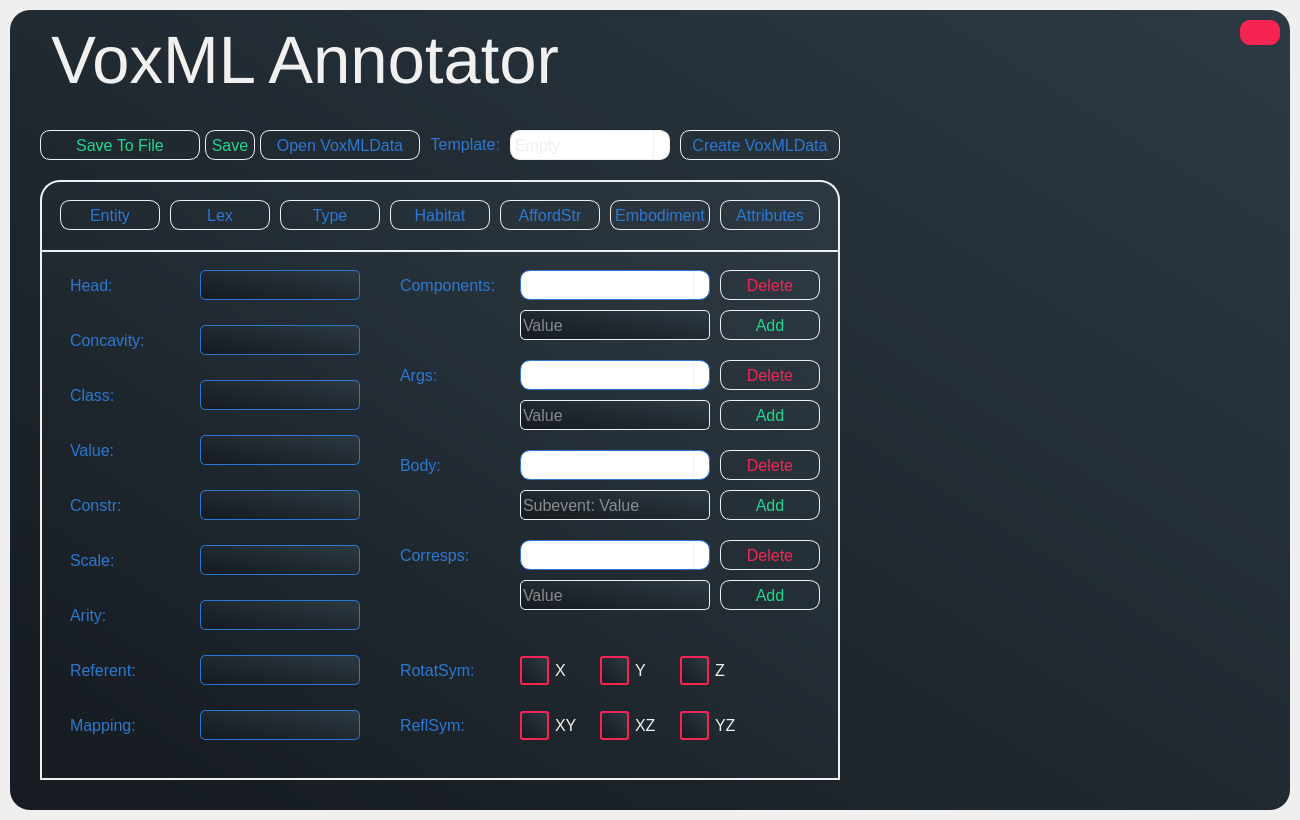
Above: voxml-framework/Scenes/UI/MainVoxMLWindow.ui from lukasgeis/text2scene before the change. Below: the same form after it.
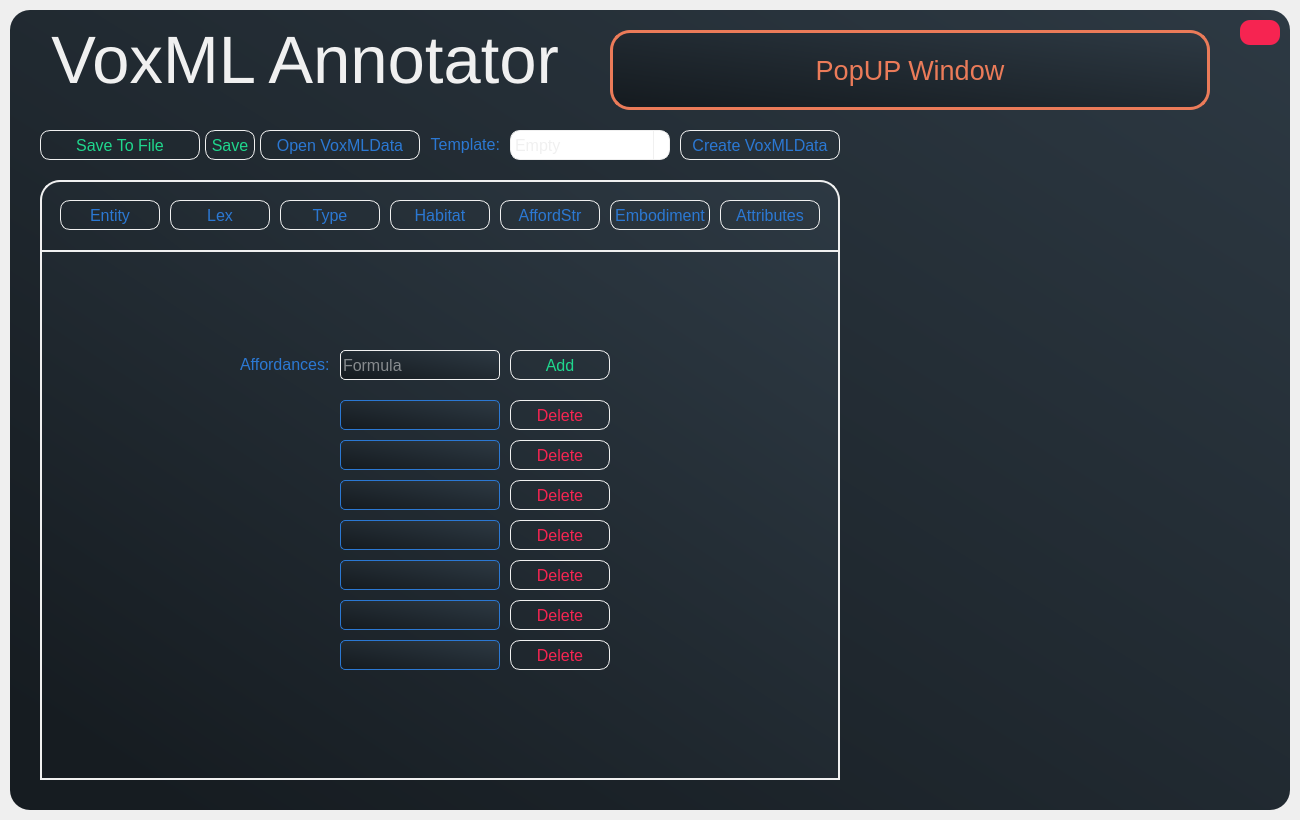
That is the form after the change.

Commit message: lists view, popup messages

```diff
--- a/voxml-framework/Scenes/UI/MainVoxMLWindow.ui
+++ b/voxml-framework/Scenes/UI/MainVoxMLWindow.ui
@@ -864,8 +864,8 @@
       <widget class="QLabel" name="attributesLabel">
        <property name="geometry">
         <rect>
-         <x>250</x>
-         <y>225</y>
+         <x>200</x>
+         <y>100</y>
          <width>120</width>
          <height>30</height>
         </rect>
@@ -880,84 +880,11 @@
         <string>Attrs:</string>
        </property>
       </widget>
-      <widget class="QComboBox" name="attributesAttrs">
+      <widget class="QPushButton" name="attrsDel0">
        <property name="geometry">
         <rect>
-         <x>370</x>
-         <y>225</y>
-         <width>160</width>
-         <height>30</height>
-        </rect>
-       </property>
-       <property name="font">
-        <font>
-         <family>Segoe UI</family>
-         <pointsize>12</pointsize>
-        </font>
-       </property>
-       <property name="styleSheet">
-        <string notr="true">QComboBox {
-    border: 1px solid #2b78d3;
-    border-radius: 10px;
-	color: #f0f0f0;
-}
-
-QComboBox::hover {
-	border: 2px solid #2b78d3;
-}
-
-QComboBox:editable {
-    background: #f0f0f0;
-}
-
-QComboBox:!editable, QComboBox::drop-down:editable {
-     background: qlineargradient(x1: 0, y1: 0, x2: 0, y2: 1,
-                                 stop: 0 #161c21, stop: 1.0 #2d3943);
-}
-
-QComboBox:!editable:on, QComboBox::drop-down:editable:on {
-    background:  qlineargradient(x1: 0, y1: 0, x2: 0, y2: 1,
-                                 stop: 0 #161c21, stop: 1.0 #2d3943);
-}
-
-QComboBox:on { 
-    padding-top: 3px;
-    padding-left: 4px;
-}
-
-QComboBox::drop-down {
-    subcontrol-origin: padding;
-    subcontrol-position: top right;
-    width: 15px;
-
-    border-left-width: 1px;
-    border-left-color: #f0f0f0;
-    border-left-style: solid;
-    border-top-right-radius: 3px;
-    border-bottom-right-radius: 3px;
-}
-
-QComboBox::down-arrow:on { 
-    top: 1px;
-    left: 1px;
-}
-</string>
-       </property>
-       <property name="currentText">
-        <string/>
-       </property>
-       <property name="currentIndex">
-        <number>-1</number>
-       </property>
-       <property name="placeholderText">
-        <string/>
-       </property>
-      </widget>
-      <widget class="QPushButton" name="attributesAttrsDelete">
-       <property name="geometry">
-        <rect>
-         <x>540</x>
-         <y>225</y>
+         <x>470</x>
+         <y>150</y>
          <width>100</width>
          <height>30</height>
         </rect>
@@ -993,8 +920,8 @@
       <widget class="QPushButton" name="attributesAttrsAdd">
        <property name="geometry">
         <rect>
-         <x>540</x>
-         <y>265</y>
+         <x>470</x>
+         <y>100</y>
          <width>100</width>
          <height>30</height>
         </rect>
@@ -1030,8 +957,8 @@
       <widget class="QLineEdit" name="attributesAttrsNewItem">
        <property name="geometry">
         <rect>
-         <x>370</x>
-         <y>265</y>
+         <x>300</x>
+         <y>100</y>
          <width>160</width>
          <height>30</height>
         </rect>
@@ -1051,6 +978,382 @@
         <string>Value</string>
        </property>
       </widget>
+      <widget class="QLineEdit" name="attrsVal0">
+       <property name="geometry">
+        <rect>
+         <x>300</x>
+         <y>150</y>
+         <width>160</width>
+         <height>30</height>
+        </rect>
+       </property>
+       <property name="font">
+        <font>
+         <family>Segoe UI</family>
+         <pointsize>12</pointsize>
+        </font>
+       </property>
+       <property name="styleSheet">
+        <string notr="true"/>
+       </property>
+       <property name="placeholderText">
+        <string/>
+       </property>
+      </widget>
+      <widget class="QPushButton" name="attrsDel1">
+       <property name="geometry">
+        <rect>
+         <x>470</x>
+         <y>190</y>
+         <width>100</width>
+         <height>30</height>
+        </rect>
+       </property>
+       <property name="font">
+        <font>
+         <family>Segoe UI</family>
+         <pointsize>12</pointsize>
+         <weight>50</weight>
+         <italic>false</italic>
+         <bold>false</bold>
+         <underline>false</underline>
+         <strikeout>false</strikeout>
+        </font>
+       </property>
+       <property name="styleSheet">
+        <string notr="true">QPushButton {
+	background-color:  qlineargradient(x1: 0, y1: 0, x2: 0, y2: 1,
+                                 stop: 0 #161c21, stop: 1.0 #2d3943);
+	border-radius: 10px;
+	border: 1px solid #f0f0f0;
+	color: #f62451;
+}
+
+QPushButton::hover {
+	border: 2px solid #f62451;
+}</string>
+       </property>
+       <property name="text">
+        <string>Delete</string>
+       </property>
+      </widget>
+      <widget class="QLineEdit" name="attrsVal1">
+       <property name="geometry">
+        <rect>
+         <x>300</x>
+         <y>190</y>
+         <width>160</width>
+         <height>30</height>
+        </rect>
+       </property>
+       <property name="font">
+        <font>
+         <family>Segoe UI</family>
+         <pointsize>12</pointsize>
+        </font>
+       </property>
+       <property name="styleSheet">
+        <string notr="true"/>
+       </property>
+       <property name="placeholderText">
+        <string/>
+       </property>
+      </widget>
+      <widget class="QPushButton" name="attrsDel2">
+       <property name="geometry">
+        <rect>
+         <x>470</x>
+         <y>230</y>
+         <width>100</width>
+         <height>30</height>
+        </rect>
+       </property>
+       <property name="font">
+        <font>
+         <family>Segoe UI</family>
+         <pointsize>12</pointsize>
+         <weight>50</weight>
+         <italic>false</italic>
+         <bold>false</bold>
+         <underline>false</underline>
+         <strikeout>false</strikeout>
+        </font>
+       </property>
+       <property name="styleSheet">
+        <string notr="true">QPushButton {
+	background-color:  qlineargradient(x1: 0, y1: 0, x2: 0, y2: 1,
+                                 stop: 0 #161c21, stop: 1.0 #2d3943);
+	border-radius: 10px;
+	border: 1px solid #f0f0f0;
+	color: #f62451;
+}
+
+QPushButton::hover {
+	border: 2px solid #f62451;
+}</string>
+       </property>
+       <property name="text">
+        <string>Delete</string>
+       </property>
+      </widget>
+      <widget class="QLineEdit" name="attrsVal2">
+       <property name="geometry">
+        <rect>
+         <x>300</x>
+         <y>230</y>
+         <width>160</width>
+         <height>30</height>
+        </rect>
+       </property>
+       <property name="font">
+        <font>
+         <family>Segoe UI</family>
+         <pointsize>12</pointsize>
+        </font>
+       </property>
+       <property name="styleSheet">
+        <string notr="true"/>
+       </property>
+       <property name="placeholderText">
+        <string/>
+       </property>
+      </widget>
+      <widget class="QPushButton" name="attrsDel3">
+       <property name="geometry">
+        <rect>
+         <x>470</x>
+         <y>270</y>
+         <width>100</width>
+         <height>30</height>
+        </rect>
+       </property>
+       <property name="font">
+        <font>
+         <family>Segoe UI</family>
+         <pointsize>12</pointsize>
+         <weight>50</weight>
+         <italic>false</italic>
+         <bold>false</bold>
+         <underline>false</underline>
+         <strikeout>false</strikeout>
+        </font>
+       </property>
+       <property name="styleSheet">
+        <string notr="true">QPushButton {
+	background-color:  qlineargradient(x1: 0, y1: 0, x2: 0, y2: 1,
+                                 stop: 0 #161c21, stop: 1.0 #2d3943);
+	border-radius: 10px;
+	border: 1px solid #f0f0f0;
+	color: #f62451;
+}
+
+QPushButton::hover {
+	border: 2px solid #f62451;
+}</string>
+       </property>
+       <property name="text">
+        <string>Delete</string>
+       </property>
+      </widget>
+      <widget class="QLineEdit" name="attrsVal3">
+       <property name="geometry">
+        <rect>
+         <x>300</x>
+         <y>270</y>
+         <width>160</width>
+         <height>30</height>
+        </rect>
+       </property>
+       <property name="font">
+        <font>
+         <family>Segoe UI</family>
+         <pointsize>12</pointsize>
+        </font>
+       </property>
+       <property name="styleSheet">
+        <string notr="true"/>
+       </property>
+       <property name="placeholderText">
+        <string/>
+       </property>
+      </widget>
+      <widget class="QPushButton" name="attrsDel4">
+       <property name="geometry">
+        <rect>
+         <x>470</x>
+         <y>310</y>
+         <width>100</width>
+         <height>30</height>
+        </rect>
+       </property>
+       <property name="font">
+        <font>
+         <family>Segoe UI</family>
+         <pointsize>12</pointsize>
+         <weight>50</weight>
+         <italic>false</italic>
+         <bold>false</bold>
+         <underline>false</underline>
+         <strikeout>false</strikeout>
+        </font>
+       </property>
+       <property name="styleSheet">
+        <string notr="true">QPushButton {
+	background-color:  qlineargradient(x1: 0, y1: 0, x2: 0, y2: 1,
+                                 stop: 0 #161c21, stop: 1.0 #2d3943);
+	border-radius: 10px;
+	border: 1px solid #f0f0f0;
+	color: #f62451;
+}
+
+QPushButton::hover {
+	border: 2px solid #f62451;
+}</string>
+       </property>
+       <property name="text">
+        <string>Delete</string>
+       </property>
+      </widget>
+      <widget class="QLineEdit" name="attrsVal4">
+       <property name="geometry">
+        <rect>
+         <x>300</x>
+         <y>310</y>
+         <width>160</width>
+         <height>30</height>
+        </rect>
+       </property>
+       <property name="font">
+        <font>
+         <family>Segoe UI</family>
+         <pointsize>12</pointsize>
+        </font>
+       </property>
+       <property name="styleSheet">
+        <string notr="true"/>
+       </property>
+       <property name="placeholderText">
+        <string/>
+       </property>
+      </widget>
+      <widget class="QPushButton" name="attrsDel6">
+       <property name="geometry">
+        <rect>
+         <x>470</x>
+         <y>390</y>
+         <width>100</width>
+         <height>30</height>
+        </rect>
+       </property>
+       <property name="font">
+        <font>
+         <family>Segoe UI</family>
+         <pointsize>12</pointsize>
+         <weight>50</weight>
+         <italic>false</italic>
+         <bold>false</bold>
+         <underline>false</underline>
+         <strikeout>false</strikeout>
+        </font>
+       </property>
+       <property name="styleSheet">
+        <string notr="true">QPushButton {
+	background-color:  qlineargradient(x1: 0, y1: 0, x2: 0, y2: 1,
+                                 stop: 0 #161c21, stop: 1.0 #2d3943);
+	border-radius: 10px;
+	border: 1px solid #f0f0f0;
+	color: #f62451;
+}
+
+QPushButton::hover {
+	border: 2px solid #f62451;
+}</string>
+       </property>
+       <property name="text">
+        <string>Delete</string>
+       </property>
+      </widget>
+      <widget class="QPushButton" name="attrsDel5">
+       <property name="geometry">
+        <rect>
+         <x>470</x>
+         <y>350</y>
+         <width>100</width>
+         <height>30</height>
+        </rect>
+       </property>
+       <property name="font">
+        <font>
+         <family>Segoe UI</family>
+         <pointsize>12</pointsize>
+         <weight>50</weight>
+         <italic>false</italic>
+         <bold>false</bold>
+         <underline>false</underline>
+         <strikeout>false</strikeout>
+        </font>
+       </property>
+       <property name="styleSheet">
+        <string notr="true">QPushButton {
+	background-color:  qlineargradient(x1: 0, y1: 0, x2: 0, y2: 1,
+                                 stop: 0 #161c21, stop: 1.0 #2d3943);
+	border-radius: 10px;
+	border: 1px solid #f0f0f0;
+	color: #f62451;
+}
+
+QPushButton::hover {
+	border: 2px solid #f62451;
+}</string>
+       </property>
+       <property name="text">
+        <string>Delete</string>
+       </property>
+      </widget>
+      <widget class="QLineEdit" name="attrsVal6">
+       <property name="geometry">
+        <rect>
+         <x>300</x>
+         <y>390</y>
+         <width>160</width>
+         <height>30</height>
+        </rect>
+       </property>
+       <property name="font">
+        <font>
+         <family>Segoe UI</family>
+         <pointsize>12</pointsize>
+        </font>
+       </property>
+       <property name="styleSheet">
+        <string notr="true"/>
+       </property>
+       <property name="placeholderText">
+        <string/>
+       </property>
+      </widget>
+      <widget class="QLineEdit" name="attrsVal5">
+       <property name="geometry">
+        <rect>
+         <x>300</x>
+         <y>350</y>
+         <width>160</width>
+         <height>30</height>
+        </rect>
+       </property>
+       <property name="font">
+        <font>
+         <family>Segoe UI</family>
+         <pointsize>12</pointsize>
+        </font>
+       </property>
+       <property name="styleSheet">
+        <string notr="true"/>
+       </property>
+       <property name="placeholderText">
+        <string/>
+       </property>
+      </widget>
      </widget>
      <widget class="QFrame" name="affordStrFrame">
       <property name="enabled">
@@ -1103,8 +1406,8 @@
       <widget class="QLabel" name="affordancesLabel">
        <property name="geometry">
         <rect>
-         <x>250</x>
-         <y>225</y>
+         <x>200</x>
+         <y>100</y>
          <width>120</width>
          <height>30</height>
         </rect>
@@ -1119,87 +1422,11 @@
         <string>&lt;html&gt;&lt;head/&gt;&lt;body&gt;&lt;p&gt;Affordances:&lt;/p&gt;&lt;/body&gt;&lt;/html&gt;</string>
        </property>
       </widget>
-      <widget class="QComboBox" name="affordStrAffordances">
+      <widget class="QPushButton" name="afforDel0">
        <property name="geometry">
         <rect>
-         <x>370</x>
-         <y>225</y>
-         <width>160</width>
-         <height>30</height>
-        </rect>
-       </property>
-       <property name="font">
-        <font>
-         <family>Segoe UI</family>
-         <pointsize>12</pointsize>
-        </font>
-       </property>
-       <property name="toolTip">
-        <string/>
-       </property>
-       <property name="styleSheet">
-        <string notr="true">QComboBox {
-    border: 1px solid #2b78d3;
-    border-radius: 10px;
-	color: #f0f0f0;
-}
-
-QComboBox::hover {
-	border: 2px solid #2b78d3;
-}
-
-QComboBox:editable {
-    background: #f0f0f0;
-}
-
-QComboBox:!editable, QComboBox::drop-down:editable {
-     background: qlineargradient(x1: 0, y1: 0, x2: 0, y2: 1,
-                                 stop: 0 #161c21, stop: 1.0 #2d3943);
-}
-
-QComboBox:!editable:on, QComboBox::drop-down:editable:on {
-    background:  qlineargradient(x1: 0, y1: 0, x2: 0, y2: 1,
-                                 stop: 0 #161c21, stop: 1.0 #2d3943);
-}
-
-QComboBox:on { 
-    padding-top: 3px;
-    padding-left: 4px;
-}
-
-QComboBox::drop-down {
-    subcontrol-origin: padding;
-    subcontrol-position: top right;
-    width: 15px;
-
-    border-left-width: 1px;
-    border-left-color: #f0f0f0;
-    border-left-style: solid;
-    border-top-right-radius: 3px;
-    border-bottom-right-radius: 3px;
-}
-
-QComboBox::down-arrow:on { 
-    top: 1px;
-    left: 1px;
-}
-</string>
-       </property>
-       <property name="currentText">
-        <string/>
-       </property>
-       <property name="currentIndex">
-        <number>-1</number>
-       </property>
-       <property name="placeholderText">
-        <string/>
-       </property>
-      </widget>
-      <widget class="QPushButton" name="affordStrAffordancesDelete">
-       <property name="geometry">
-        <rect>
-         <x>540</x>
-         <y>225</y>
+         <x>470</x>
+         <y>150</y>
          <width>100</width>
          <height>30</height>
         </rect>
@@ -1235,8 +1462,8 @@
       <widget class="QPushButton" name="affordStrAffordancesAdd">
        <property name="geometry">
         <rect>
-         <x>540</x>
-         <y>265</y>
+         <x>470</x>
+         <y>100</y>
          <width>100</width>
          <height>30</height>
         </rect>
@@ -1272,8 +1499,8 @@
       <widget class="QLineEdit" name="affordStrAffordancesNewItem">
        <property name="geometry">
         <rect>
-         <x>370</x>
-         <y>265</y>
+         <x>300</x>
+         <y>100</y>
          <width>160</width>
          <height>30</height>
         </rect>
@@ -1293,6 +1520,383 @@
         <string>Formula</string>
        </property>
       </widget>
+      <widget class="QLineEdit" name="afforVal0">
+       <property name="geometry">
+        <rect>
+         <x>300</x>
+         <y>150</y>
+         <width>160</width>
+         <height>30</height>
+        </rect>
+       </property>
+       <property name="font">
+        <font>
+         <family>Segoe UI</family>
+         <pointsize>12</pointsize>
+        </font>
+       </property>
+       <property name="styleSheet">
+        <string notr="true"/>
+       </property>
+       <property name="placeholderText">
+        <string/>
+       </property>
+      </widget>
+      <widget class="QLineEdit" name="afforVal1">
+       <property name="geometry">
+        <rect>
+         <x>300</x>
+         <y>190</y>
+         <width>160</width>
+         <height>30</height>
+        </rect>
+       </property>
+       <property name="font">
+        <font>
+         <family>Segoe UI</family>
+         <pointsize>12</pointsize>
+        </font>
+       </property>
+       <property name="styleSheet">
+        <string notr="true"/>
+       </property>
+       <property name="placeholderText">
+        <string/>
+       </property>
+      </widget>
+      <widget class="QPushButton" name="afforDel1">
+       <property name="geometry">
+        <rect>
+         <x>470</x>
+         <y>190</y>
+         <width>100</width>
+         <height>30</height>
+        </rect>
+       </property>
+       <property name="font">
+        <font>
+         <family>Segoe UI</family>
+         <pointsize>12</pointsize>
+         <weight>50</weight>
+         <italic>false</italic>
+         <bold>false</bold>
+         <underline>false</underline>
+         <strikeout>false</strikeout>
+        </font>
+       </property>
+       <property name="styleSheet">
+        <string notr="true">QPushButton {
+	background-color:  qlineargradient(x1: 0, y1: 0, x2: 0, y2: 1,
+                                 stop: 0 #161c21, stop: 1.0 #2d3943);
+	border-radius: 10px;
+	border: 1px solid #f0f0f0;
+	color: #f62451;
+}
+
+QPushButton::hover {
+	border: 2px solid #f62451;
+}</string>
+       </property>
+       <property name="text">
+        <string>Delete</string>
+       </property>
+      </widget>
+      <widget class="QLineEdit" name="afforVal2">
+       <property name="geometry">
+        <rect>
+         <x>300</x>
+         <y>230</y>
+         <width>160</width>
+         <height>30</height>
+        </rect>
+       </property>
+       <property name="font">
+        <font>
+         <family>Segoe UI</family>
+         <pointsize>12</pointsize>
+        </font>
+       </property>
+       <property name="styleSheet">
+        <string notr="true"/>
+       </property>
+       <property name="placeholderText">
+        <string/>
+       </property>
+      </widget>
+      <widget class="QPushButton" name="afforDel3">
+       <property name="geometry">
+        <rect>
+         <x>470</x>
+         <y>270</y>
+         <width>100</width>
+         <height>30</height>
+        </rect>
+       </property>
+       <property name="font">
+        <font>
+         <family>Segoe UI</family>
+         <pointsize>12</pointsize>
+         <weight>50</weight>
+         <italic>false</italic>
+         <bold>false</bold>
+         <underline>false</underline>
+         <strikeout>false</strikeout>
+        </font>
+       </property>
+       <property name="styleSheet">
+        <string notr="true">QPushButton {
+	background-color:  qlineargradient(x1: 0, y1: 0, x2: 0, y2: 1,
+                                 stop: 0 #161c21, stop: 1.0 #2d3943);
+	border-radius: 10px;
+	border: 1px solid #f0f0f0;
+	color: #f62451;
+}
+
+QPushButton::hover {
+	border: 2px solid #f62451;
+}</string>
+       </property>
+       <property name="text">
+        <string>Delete</string>
+       </property>
+      </widget>
+      <widget class="QPushButton" name="afforDel2">
+       <property name="geometry">
+        <rect>
+         <x>470</x>
+         <y>230</y>
+         <width>100</width>
+         <height>30</height>
+        </rect>
+       </property>
+       <property name="font">
+        <font>
+         <family>Segoe UI</family>
+         <pointsize>12</pointsize>
+         <weight>50</weight>
+         <italic>false</italic>
+         <bold>false</bold>
+         <underline>false</underline>
+         <strikeout>false</strikeout>
+        </font>
+       </property>
+       <property name="styleSheet">
+        <string notr="true">QPushButton {
+	background-color:  qlineargradient(x1: 0, y1: 0, x2: 0, y2: 1,
+                                 stop: 0 #161c21, stop: 1.0 #2d3943);
+	border-radius: 10px;
+	border: 1px solid #f0f0f0;
+	color: #f62451;
+}
+
+QPushButton::hover {
+	border: 2px solid #f62451;
+}</string>
+       </property>
+       <property name="text">
+        <string>Delete</string>
+       </property>
+      </widget>
+      <widget class="QLineEdit" name="afforVal3">
+       <property name="geometry">
+        <rect>
+         <x>300</x>
+         <y>270</y>
+         <width>160</width>
+         <height>30</height>
+        </rect>
+       </property>
+       <property name="font">
+        <font>
+         <family>Segoe UI</family>
+         <pointsize>12</pointsize>
+        </font>
+       </property>
+       <property name="styleSheet">
+        <string notr="true">
+</string>
+       </property>
+       <property name="placeholderText">
+        <string/>
+       </property>
+      </widget>
+      <widget class="QLineEdit" name="afforVal4">
+       <property name="geometry">
+        <rect>
+         <x>300</x>
+         <y>310</y>
+         <width>160</width>
+         <height>30</height>
+        </rect>
+       </property>
+       <property name="font">
+        <font>
+         <family>Segoe UI</family>
+         <pointsize>12</pointsize>
+        </font>
+       </property>
+       <property name="styleSheet">
+        <string notr="true"/>
+       </property>
+       <property name="placeholderText">
+        <string/>
+       </property>
+      </widget>
+      <widget class="QPushButton" name="afforDel5">
+       <property name="geometry">
+        <rect>
+         <x>470</x>
+         <y>350</y>
+         <width>100</width>
+         <height>30</height>
+        </rect>
+       </property>
+       <property name="font">
+        <font>
+         <family>Segoe UI</family>
+         <pointsize>12</pointsize>
+         <weight>50</weight>
+         <italic>false</italic>
+         <bold>false</bold>
+         <underline>false</underline>
+         <strikeout>false</strikeout>
+        </font>
+       </property>
+       <property name="styleSheet">
+        <string notr="true">QPushButton {
+	background-color:  qlineargradient(x1: 0, y1: 0, x2: 0, y2: 1,
+                                 stop: 0 #161c21, stop: 1.0 #2d3943);
+	border-radius: 10px;
+	border: 1px solid #f0f0f0;
+	color: #f62451;
+}
+
+QPushButton::hover {
+	border: 2px solid #f62451;
+}</string>
+       </property>
+       <property name="text">
+        <string>Delete</string>
+       </property>
+      </widget>
+      <widget class="QPushButton" name="afforDel4">
+       <property name="geometry">
+        <rect>
+         <x>470</x>
+         <y>310</y>
+         <width>100</width>
+         <height>30</height>
+        </rect>
+       </property>
+       <property name="font">
+        <font>
+         <family>Segoe UI</family>
+         <pointsize>12</pointsize>
+         <weight>50</weight>
+         <italic>false</italic>
+         <bold>false</bold>
+         <underline>false</underline>
+         <strikeout>false</strikeout>
+        </font>
+       </property>
+       <property name="styleSheet">
+        <string notr="true">QPushButton {
+	background-color:  qlineargradient(x1: 0, y1: 0, x2: 0, y2: 1,
+                                 stop: 0 #161c21, stop: 1.0 #2d3943);
+	border-radius: 10px;
+	border: 1px solid #f0f0f0;
+	color: #f62451;
+}
+
+QPushButton::hover {
+	border: 2px solid #f62451;
+}</string>
+       </property>
+       <property name="text">
+        <string>Delete</string>
+       </property>
+      </widget>
+      <widget class="QLineEdit" name="afforVal5">
+       <property name="geometry">
+        <rect>
+         <x>300</x>
+         <y>350</y>
+         <width>160</width>
+         <height>30</height>
+        </rect>
+       </property>
+       <property name="font">
+        <font>
+         <family>Segoe UI</family>
+         <pointsize>12</pointsize>
+        </font>
+       </property>
+       <property name="styleSheet">
+        <string notr="true"/>
+       </property>
+       <property name="placeholderText">
+        <string/>
+       </property>
+      </widget>
+      <widget class="QLineEdit" name="afforVal6">
+       <property name="geometry">
+        <rect>
+         <x>300</x>
+         <y>390</y>
+         <width>160</width>
+         <height>30</height>
+        </rect>
+       </property>
+       <property name="font">
+        <font>
+         <family>Segoe UI</family>
+         <pointsize>12</pointsize>
+        </font>
+       </property>
+       <property name="styleSheet">
+        <string notr="true"/>
+       </property>
+       <property name="placeholderText">
+        <string/>
+       </property>
+      </widget>
+      <widget class="QPushButton" name="afforDel6">
+       <property name="geometry">
+        <rect>
+         <x>470</x>
+         <y>390</y>
+         <width>100</width>
+         <height>30</height>
+        </rect>
+       </property>
+       <property name="font">
+        <font>
+         <family>Segoe UI</family>
+         <pointsize>12</pointsize>
+         <weight>50</weight>
+         <italic>false</italic>
+         <bold>false</bold>
+         <underline>false</underline>
+         <strikeout>false</strikeout>
+        </font>
+       </property>
+       <property name="styleSheet">
+        <string notr="true">QPushButton {
+	background-color:  qlineargradient(x1: 0, y1: 0, x2: 0, y2: 1,
+                                 stop: 0 #161c21, stop: 1.0 #2d3943);
+	border-radius: 10px;
+	border: 1px solid #f0f0f0;
+	color: #f62451;
+}
+
+QPushButton::hover {
+	border: 2px solid #f62451;
+}</string>
+       </property>
+       <property name="text">
+        <string>Delete</string>
+       </property>
+      </widget>
      </widget>
      <widget class="QFrame" name="habitatFrame">
       <property name="enabled">
@@ -1345,7 +1949,7 @@
       <widget class="QLabel" name="intrinsicLabel">
        <property name="geometry">
         <rect>
-         <x>250</x>
+         <x>200</x>
          <y>175</y>
          <width>120</width>
          <height>30</height>
@@ -1364,7 +1968,7 @@
       <widget class="QComboBox" name="habitatIntrinsic">
        <property name="geometry">
         <rect>
-         <x>370</x>
+         <x>300</x>
          <y>175</y>
          <width>190</width>
          <height>30</height>
@@ -1437,7 +2041,7 @@
       <widget class="QPushButton" name="habitatIntrinsicDelete">
        <property name="geometry">
         <rect>
-         <x>570</x>
+         <x>500</x>
          <y>175</y>
          <width>100</width>
          <height>30</height>
@@ -1474,7 +2078,7 @@
       <widget class="QPushButton" name="habitatIntrinsicAdder">
        <property name="geometry">
         <rect>
-         <x>570</x>
+         <x>500</x>
          <y>215</y>
          <width>100</width>
          <height>30</height>
@@ -1511,7 +2115,7 @@
       <widget class="QLineEdit" name="habitatIntrName">
        <property name="geometry">
         <rect>
-         <x>370</x>
+         <x>300</x>
          <y>215</y>
          <width>90</width>
          <height>30</height>
@@ -1535,7 +2139,7 @@
       <widget class="QLineEdit" name="habitatIntrValue">
        <property name="geometry">
         <rect>
-         <x>470</x>
+         <x>400</x>
          <y>215</y>
          <width>90</width>
          <height>30</height>
@@ -1559,7 +2163,7 @@
       <widget class="QLabel" name="extrinsicLabel">
        <property name="geometry">
         <rect>
-         <x>250</x>
+         <x>200</x>
          <y>280</y>
          <width>120</width>
          <height>30</height>
@@ -1578,7 +2182,7 @@
       <widget class="QLineEdit" name="habitatExtrName">
        <property name="geometry">
         <rect>
-         <x>370</x>
+         <x>300</x>
          <y>320</y>
          <width>90</width>
          <height>30</height>
@@ -1602,7 +2206,7 @@
       <widget class="QLineEdit" name="habitatExtrValue">
        <property name="geometry">
         <rect>
-         <x>470</x>
+         <x>400</x>
          <y>320</y>
          <width>90</width>
          <height>30</height>
@@ -1626,7 +2230,7 @@
       <widget class="QComboBox" name="habitatExtrinsic">
        <property name="geometry">
         <rect>
-         <x>370</x>
+         <x>300</x>
          <y>280</y>
          <width>190</width>
          <height>30</height>
@@ -1699,7 +2303,7 @@
       <widget class="QPushButton" name="habitatExtrinsicAdd">
        <property name="geometry">
         <rect>
-         <x>570</x>
+         <x>500</x>
          <y>320</y>
          <width>100</width>
          <height>30</height>
@@ -1736,7 +2340,7 @@
       <widget class="QPushButton" name="habitatExtrinsicDelete">
        <property name="geometry">
         <rect>
-         <x>570</x>
+         <x>500</x>
          <y>280</y>
          <width>100</width>
          <height>30</height>
@@ -3123,13 +3727,13 @@
        </property>
       </widget>
      </widget>
+     <zorder>habitatFrame</zorder>
+     <zorder>typeFrame</zorder>
      <zorder>entityFrame</zorder>
      <zorder>lexFrame</zorder>
      <zorder>embodimentFrame</zorder>
      <zorder>attributesFrame</zorder>
      <zorder>affordStrFrame</zorder>
-     <zorder>habitatFrame</zorder>
-     <zorder>typeFrame</zorder>
      <zorder>entityBtn</zorder>
      <zorder>lexBtn</zorder>
      <zorder>typeBtn</zorder>
@@ -3396,6 +4000,35 @@
       <string>Save</string>
      </property>
     </widget>
+    <widget class="QLabel" name="popupText">
+     <property name="geometry">
+      <rect>
+       <x>600</x>
+       <y>20</y>
+       <width>600</width>
+       <height>80</height>
+      </rect>
+     </property>
+     <property name="font">
+      <font>
+       <family>Segoe UI</family>
+       <pointsize>20</pointsize>
+      </font>
+     </property>
+     <property name="styleSheet">
+      <string notr="true">QLabel {
+	border-radius: 20px;
+	border: 3px solid #eb7b59;
+	color: #eb7b59;
+}</string>
+     </property>
+     <property name="text">
+      <string>PopUP Window</string>
+     </property>
+     <property name="alignment">
+      <set>Qt::AlignCenter</set>
+     </property>
+    </widget>
    </widget>
   </widget>
  </widget>
```
The commit also changes 4 other files.
